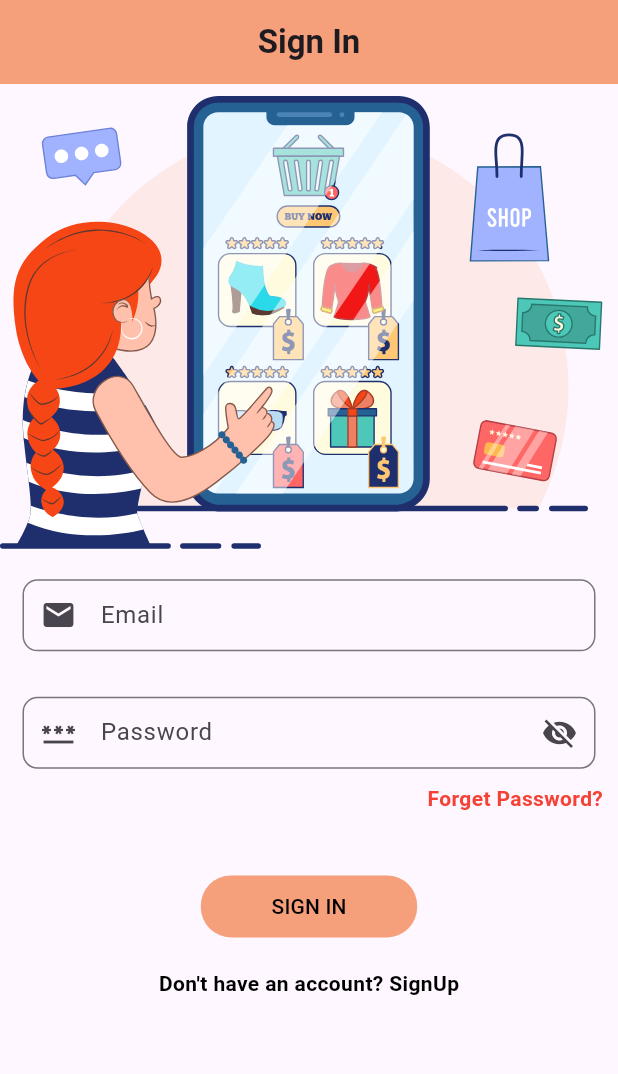
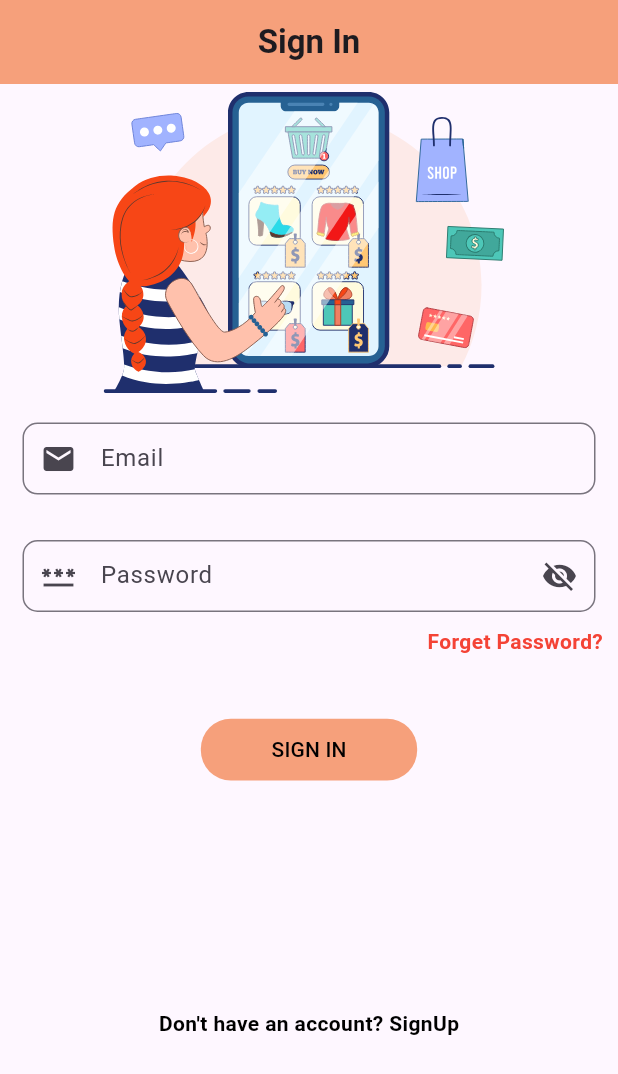
Before and after one commit to Anik-Adnan/Carnival-Fine-Dining, a Flutter app: the screen it shows after launch, on a phone screen of 412 x 824 dp. Shown: the top 1074 px of the screen. Run offline on Flutter 3.47's test engine with Material 3 defaults, Android fonts, the phone set to English and light mode, and no system bars; our stand-ins replace flutter_keyboard_visibility, get, lottie.

Commit message:
sign up scrren added

```diff
--- a/carnival_fine_dining/lib/screens/auth_ui/sigin_in_screen.dart
+++ b/carnival_fine_dining/lib/screens/auth_ui/sign_in_screen.dart
@@ -1,4 +1,5 @@
 
+import 'package:carnival_fine_dining/screens/auth_ui/sign_up_screen.dart';
 import 'package:flutter/cupertino.dart';
 import 'package:flutter/material.dart';
 import 'package:flutter_keyboard_visibility/flutter_keyboard_visibility.dart';
@@ -23,15 +24,15 @@
             centerTitle: true,
             title: Text('Sign In',style: TextStyle(fontWeight: FontWeight.bold),),
           ),
-          body: Container(
-            child: Column(
+          body: Column(
               children: [
-                isKeyboardVisible ?  Text(''): Column(
-                  children:[
-                    Lottie.asset('assets/images/splash-screen.json')
-                  ],
+                isKeyboardVisible ?  Text(''):
+                SizedBox(
+                  width: Get.width,
+                  height: Get.height/4,
+                  child:Lottie.asset('assets/images/splash-screen.json'),
                 ),
-                SizedBox(height: Get.height/80),
+                SizedBox(height: Get.height/85),
                 Container(
                   margin: EdgeInsets.symmetric(horizontal: 5.0),
                   width: Get.width,
@@ -96,16 +97,20 @@
                   ),
                 ),
                 SizedBox(height: Get.height/40),
-                Row(
-                  mainAxisAlignment: MainAxisAlignment.center,
-                  children: [
-                    Text("Don't have an account?" ,style: TextStyle(color: Colors.black,fontWeight: FontWeight.bold),),
-                    Text(" SignUp",style: TextStyle(color: Colors.black,fontWeight: FontWeight.bold,),)
-                  ],
+                Expanded(
+                  child: Row(
+                    mainAxisAlignment: MainAxisAlignment.center,
+                    children: [
+                      Text("Don't have an account?" ,style: TextStyle(color: Colors.black,fontWeight: FontWeight.bold),),
+                      GestureDetector(
+                          child: Text(" SignUp",style: TextStyle(color: Colors.black,fontWeight: FontWeight.bold,),),
+                        onTap: () => Get.offAll( ()=> SignUpScreen()),
+                      )
+                    ],
+                  ),
                 )
               ],
             ),
-          ),
         );
       },
     );
--- a/carnival_fine_dining/lib/screens/auth_ui/splash-screen.dart
+++ b/carnival_fine_dining/lib/screens/auth_ui/splash-screen.dart
@@ -1,7 +1,7 @@
 
 import 'dart:async';
 
-import 'package:carnival_fine_dining/screens/auth_ui/sigin_in_screen.dart';
+import 'package:carnival_fine_dining/screens/auth_ui/sign_in_screen.dart';
 import 'package:carnival_fine_dining/screens/auth_ui/welcome_screen.dart';
 import 'package:flutter/cupertino.dart';
 import 'package:flutter/material.dart';
--- a/carnival_fine_dining/lib/screens/auth_ui/welcome_screen.dart
+++ b/carnival_fine_dining/lib/screens/auth_ui/welcome_screen.dart
@@ -1,4 +1,5 @@
 
+import 'package:carnival_fine_dining/screens/auth_ui/sign_in_screen.dart';
 import 'package:flutter/cupertino.dart';
 import 'package:flutter/material.dart';
 import 'package:get/get.dart';
@@ -67,7 +68,9 @@
                     color: Colors.white,
                     size: Get.width/12,),
                   label: const Text("Sign In with Mail",style: TextStyle(color: Colors.black),),
-                  onPressed: (){},
+                  onPressed: (){
+                    Get.to(()=> SignInScreen());
+                  },
                 ),
               ),
             ),
```
Also changed, not shown: carnival_fine_dining/lib/screens/auth_ui/sign_up_screen.dart (added, +176 -0 lines).
